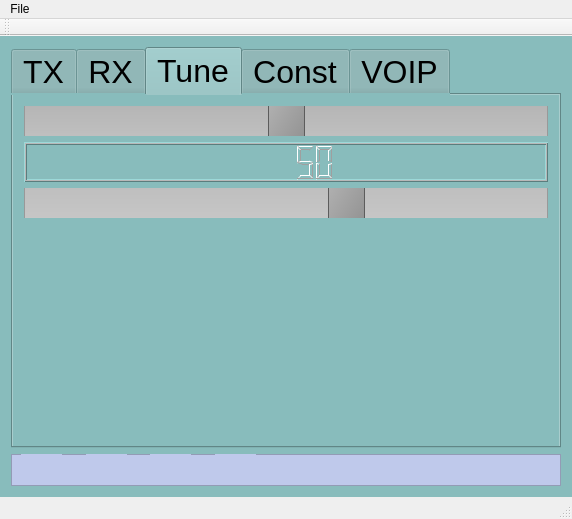
Above: mainwindow.ui from qradiolink/qradiolink before the change. Below: the same form after it.
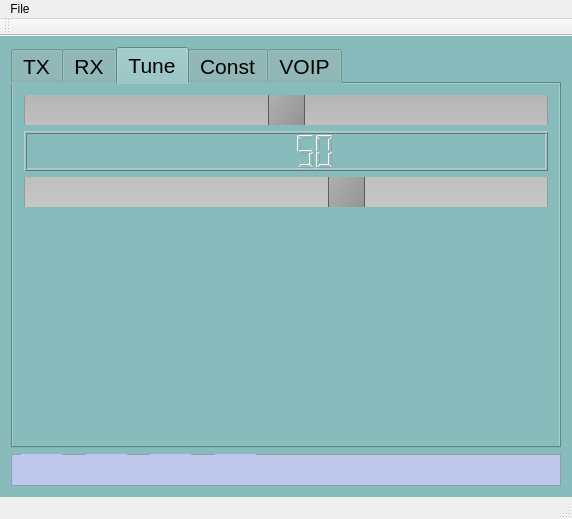
That is the form after the change. The open tabs and pages were chosen to show the change. Icons and pictures are not drawn.

```diff
--- a/mainwindow.ui
+++ b/mainwindow.ui
@@ -54,7 +54,7 @@
         </property>
         <property name="font">
          <font>
-          <pointsize>24</pointsize>
+          <pointsize>16</pointsize>
          </font>
         </property>
         <property name="styleSheet">
@@ -443,7 +443,7 @@
               <property name="maximumSize">
                <size>
                 <width>16777215</width>
-                <height>70</height>
+                <height>50</height>
                </size>
               </property>
              </widget>
```
